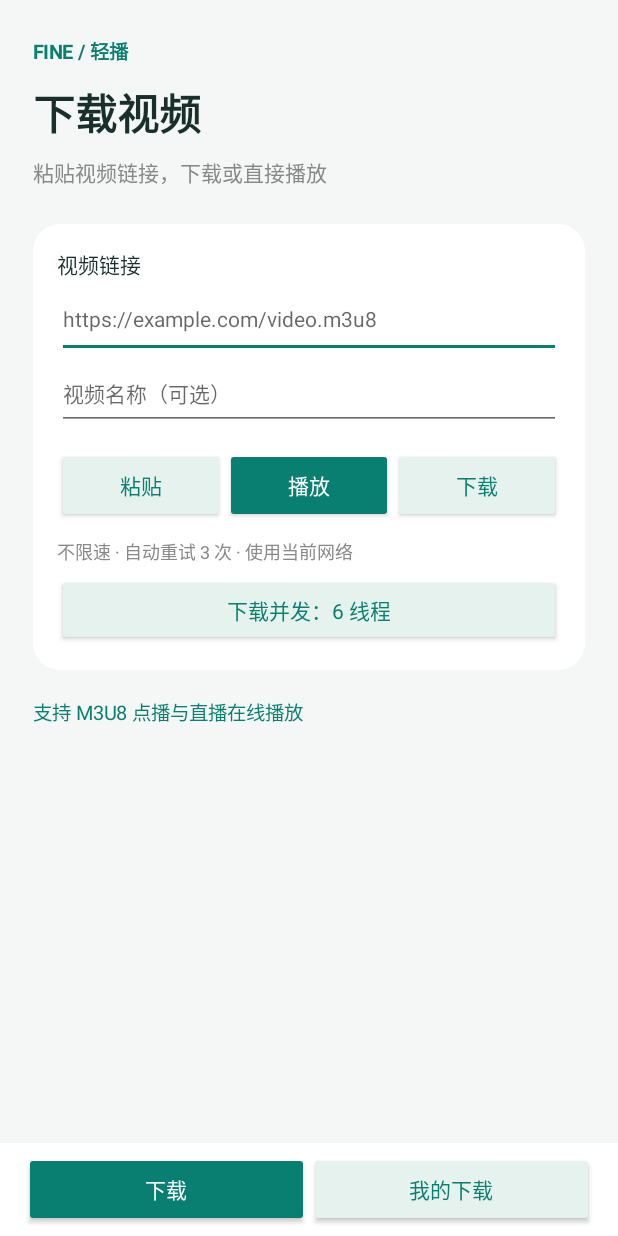
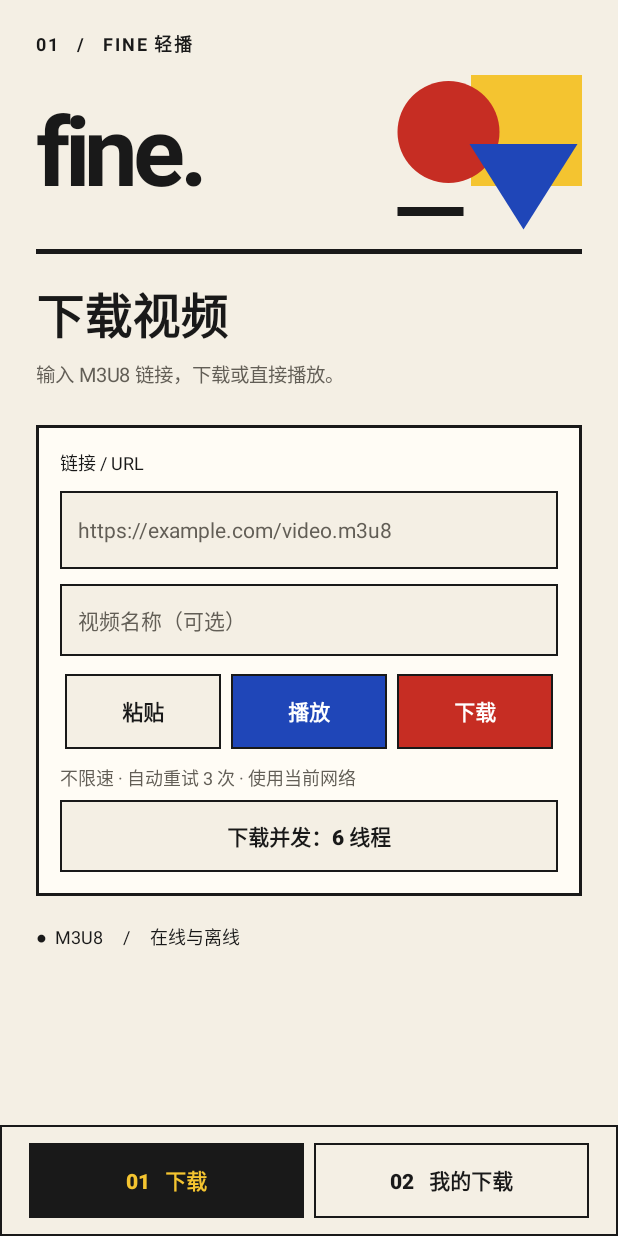
Before and after one commit to AzumiYumei/Fine, an Android app: the screen it shows after launch (MainActivity), on a phone screen of 412 x 824 dp. Run offline under Robolectric (Android 15) with nearby library versions, the phone set to English and light mode, and no system bars.

Commit message:
style: apply Bauhaus visual design across Fine

```diff
--- a/app/build.gradle
+++ b/app/build.gradle
@@ -7,8 +7,8 @@ android {
         applicationId 'com.fine.player'
         minSdk 23
         targetSdk 34
-        versionCode 3
-        versionName '1.2'
+        versionCode 4
+        versionName '1.3'
     }
     buildTypes {
         release {
--- /dev/null
+++ b/app/src/main/java/com/fine/player/Bauhaus.java
@@ -0,0 +1,89 @@
+package com.fine.player;
+
+import android.content.Context;
+import android.content.res.ColorStateList;
+import android.graphics.*;
+import android.graphics.drawable.GradientDrawable;
+import android.graphics.drawable.RippleDrawable;
+import android.view.View;
+import android.widget.*;
+
+/** Small native drawing primitives; no image assets or additional UI libraries. */
+final class Bauhaus {
+    static final int PAPER = Color.rgb(244, 239, 228);
+    static final int INK = Color.rgb(25, 25, 25);
+    static final int BLUE = Color.rgb(31, 70, 184);
+    static final int RED = Color.rgb(198, 45, 35);
+    static final int YELLOW = Color.rgb(244, 196, 48);
+    static final int MUTED = Color.rgb(98, 94, 86);
+    static int dp(Context context, int value) { return Math.round(value * context.getResources().getDisplayMetrics().density); }
+    static GradientDrawable panel(Context context, int fill, int stroke) {
+        GradientDrawable background = new GradientDrawable();
+        background.setColor(fill);
+        if (stroke > 0) background.setStroke(dp(context, stroke), INK);
+        return background;
+    }
+    static void button(Button button, int fill, int foreground) {
+        Context context = button.getContext();
+        button.setAllCaps(false);
+        button.setTextSize(14);
+        button.setTypeface(Typeface.create("sans-serif-medium", Typeface.BOLD));
+        button.setTextColor(new ColorStateList(new int[][]{new int[]{-android.R.attr.state_enabled}, new int[]{}}, new int[]{MUTED, foreground}));
+        button.setBackgroundTintList(null);
+        button.setBackground(new RippleDrawable(ColorStateList.valueOf(0x33777777), panel(context, fill, 1), null));
+        button.setStateListAnimator(null);
+        button.setElevation(0);
+        button.setMinWidth(0);
+        button.setMinimumWidth(0);
+        button.setPadding(dp(context, 4), 0, dp(context, 4), 0);
+    }
+    static void input(EditText input) {
+        input.setTextColor(INK); input.setHintTextColor(MUTED);
+        input.setBackgroundTintList(null);
+        input.setBackground(panel(input.getContext(), PAPER, 1));
+        input.setPadding(dp(input.getContext(), 12), 0, dp(input.getContext(), 12), 0);
+    }
+    static TextView text(Context context, String value, int size, int color, boolean bold) {
+        TextView text = new TextView(context);
+        text.setText(value); text.setTextSize(size); text.setTextColor(color);
+        text.setTypeface(Typeface.create("sans-serif", bold ? Typeface.BOLD : Typeface.NORMAL));
+        return text;
+    }
+    static LinearLayout header(Context context, String number, String heading, String description) {
+        LinearLayout column = new LinearLayout(context); column.setOrientation(LinearLayout.VERTICAL);
+        TextView index = text(context, number + "   /   FINE 轻播", 12, INK, true);
+        index.setLetterSpacing(.1f);
+        column.addView(index);
+        LinearLayout brand = new LinearLayout(context); brand.setGravity(android.view.Gravity.CENTER_VERTICAL);
+        TextView wordmark = text(context, "fine.", 64, INK, true);
+        wordmark.setLetterSpacing(-.055f); wordmark.setIncludeFontPadding(false);
+        brand.addView(wordmark, new LinearLayout.LayoutParams(0, -2, 1));
+        brand.addView(new Geometry(context), new LinearLayout.LayoutParams(dp(context, 128), dp(context, 104)));
+        LinearLayout.LayoutParams brandSize = new LinearLayout.LayoutParams(-1, -2); brandSize.topMargin = dp(context, 12);
+        column.addView(brand, brandSize);
+        View rule = new View(context); rule.setBackgroundColor(INK);
+        LinearLayout.LayoutParams lineSize = new LinearLayout.LayoutParams(-1, dp(context, 3)); lineSize.topMargin = dp(context, 12);
+        column.addView(rule, lineSize);
+        TextView title = text(context, heading, 32, INK, true);
+        LinearLayout.LayoutParams titleSize = new LinearLayout.LayoutParams(-1, -2); titleSize.topMargin = dp(context, 16);
+        column.addView(title, titleSize);
+        TextView subtitle = text(context, description, 13, MUTED, false);
+        LinearLayout.LayoutParams subSize = new LinearLayout.LayoutParams(-1, -2); subSize.topMargin = dp(context, 6);
+        column.addView(subtitle, subSize);
+        return column;
+    }
+    private static final class Geometry extends View {
+        private final Paint paint = new Paint(Paint.ANTI_ALIAS_FLAG);
+        private final Path triangle = new Path();
+        Geometry(Context context) { super(context); setImportantForAccessibility(IMPORTANT_FOR_ACCESSIBILITY_NO); }
+        @Override protected void onDraw(Canvas canvas) {
+            super.onDraw(canvas);
+            canvas.save(); canvas.scale(getWidth() / 128f, getHeight() / 104f);
+            paint.setColor(YELLOW); canvas.drawRect(54, 0, 128, 74, paint);
+            paint.setColor(RED); canvas.drawCircle(39, 38, 34, paint);
+            paint.setColor(BLUE); triangle.reset(); triangle.moveTo(53, 46); triangle.lineTo(125, 46); triangle.lineTo(89, 103); triangle.close(); canvas.drawPath(triangle, paint);
+            paint.setColor(INK); canvas.drawRect(5, 88, 49, 94, paint);
+            canvas.restore();
+        }
+    }
+}
--- a/app/src/main/java/com/fine/player/MainActivity.java
+++ b/app/src/main/java/com/fine/player/MainActivity.java
@@ -26,7 +26,7 @@ import java.util.*;
 @androidx.media3.common.util.UnstableApi
 public final class MainActivity extends Activity {
     private final Handler handler = new Handler(Looper.getMainLooper());
-    private final int ink = Color.rgb(25, 47, 44), green = Color.rgb(8, 127, 112);
+    private final int ink = Bauhaus.INK, green = Bauhaus.BLUE;
     private FineApp app;
     private EditText url, title;
     private TextView status, empty;
@@ -61,6 +61,7 @@ public final class MainActivity extends Activity {
 
     private void buildUi() {
         LinearLayout shell = column();
+        shell.setBackgroundColor(Bauhaus.PAPER);
         FrameLayout pages = new FrameLayout(this);
         shell.addView(pages, new LinearLayout.LayoutParams(-1, 0, 1));
         downloadPage = new ScrollView(this);
@@ -72,52 +73,54 @@ public final class MainActivity extends Activity {
         pages.addView(downloadPage, new FrameLayout.LayoutParams(-1, -1));
         pages.addView(libraryPage, new FrameLayout.LayoutParams(-1, -1));
         LinearLayout tabs = row();
-        tabs.setPadding(dp(16), dp(6), dp(16), dp(6));
-        tabs.setBackgroundColor(Color.WHITE);
-        downloadTab = button("下载", true, v -> showPage(0));
+        tabs.setPadding(dp(16), dp(12), dp(16), dp(12));
+        tabs.setBackground(Bauhaus.panel(this, Bauhaus.PAPER, 1));
+        downloadTab = button("01   下载", true, v -> showPage(0));
         downloadTab.setId(R.id.download_tab);
-        libraryTab = button("我的下载", false, v -> showPage(1));
+        libraryTab = button("02   我的下载", false, v -> showPage(1));
         libraryTab.setId(R.id.library_tab);
         tabs.addView(downloadTab, weighted());
         tabs.addView(libraryTab, weighted());
         shell.addView(tabs);
         setContentView(shell);
         LinearLayout root = column();
-        root.setPadding(dp(22), dp(24), dp(22), dp(24));
+        root.setPadding(dp(24), dp(20), dp(24), dp(20));
         downloadPage.addView(root);
-        TextView brand = text("FINE / 轻播", 13, green);
-        brand.setTypeface(null, Typeface.BOLD);
-        root.addView(brand);
-        TextView heading = text("下载视频", 28, ink);
-        heading.setTypeface(null, Typeface.BOLD);
-        add(root, heading, 10);
-        add(root, text("粘贴视频链接，下载或直接播放", 14, Color.GRAY), 8);
+        root.addView(Bauhaus.header(this, "01", "下载视频", "输入 M3U8 链接，下载或直接播放。"));
 
         LinearLayout input = card();
         add(root, input, 24);
-        input.addView(text("视频链接", 14, ink));
+        input.addView(text("链接 / URL", 12, ink));
         url = new EditText(this);
         url.setId(R.id.video_url);
         url.setHint("https://example.com/video.m3u8");
         url.setTextSize(14);
         url.setInputType(InputType.TYPE_CLASS_TEXT | InputType.TYPE_TEXT_VARIATION_URI);
         url.setSingleLine(true);
-        input.addView(url, new LinearLayout.LayoutParams(-1, dp(52)));
+        Bauhaus.input(url);
+        LinearLayout.LayoutParams urlSize = new LinearLayout.LayoutParams(-1, dp(52));
+        urlSize.topMargin = dp(10);
+        input.addView(url, urlSize);
         title = new EditText(this);
         title.setId(R.id.video_title);
         title.setHint("视频名称（可选）");
         title.setTextSize(14);
         title.setSingleLine(true);
-        input.addView(title, new LinearLayout.LayoutParams(-1, dp(48)));
+        Bauhaus.input(title);
+        LinearLayout.LayoutParams titleSize = new LinearLayout.LayoutParams(-1, dp(48));
+        titleSize.topMargin = dp(10);
+        input.addView(title, titleSize);
         LinearLayout actions = row();
         actions.addView(button("粘贴", false, v -> paste()), weighted());
         Button play = button("播放", true, v -> playInput());
         play.setId(R.id.play_online);
+        Bauhaus.button(play, Bauhaus.BLUE, Color.WHITE);
         actions.addView(play, weighted());
         downloadButton = button("下载", false, v -> download());
+        Bauhaus.button(downloadButton, Bauhaus.RED, Color.WHITE);
         actions.addView(downloadButton, weighted());
         add(input, actions, 12);
-        add(input, text("不限速 · 自动重试 3 次 · 使用当前网络", 12, Color.GRAY), 10);
+        add(input, text("不限速 · 自动重试 3 次 · 使用当前网络", 12, Bauhaus.MUTED), 10);
         Button concurrency = button("下载并发：" + app.parallelism() + " 线程", false, null);
         concurrency.setOnClickListener(v -> {
             int[] values = {2, 4, 6, 8};
@@ -128,20 +131,18 @@ public final class MainActivity extends Activity {
         });
         add(input, concurrency, 6);
 
-        status = text("支持 M3U8 点播与直播在线播放", 13, green);
+        status = text("●  M3U8     /     在线与离线", 12, ink);
         add(root, status, 18);
         LinearLayout library = column();
-        library.setPadding(dp(22), dp(24), dp(22), dp(24));
+        library.setPadding(dp(24), dp(20), dp(24), dp(20));
         libraryPage.addView(library);
-        library.addView(text("FINE / 视频库", 13, green));
-        TextView downloads = text("我的下载", 22, ink);
-        downloads.setTypeface(null, Typeface.BOLD);
-        add(library, downloads, 12);
-        add(library, text("管理下载进度，或打开已保存的视频", 13, Color.GRAY), 8);
+        library.addView(Bauhaus.header(this, "02", "我的下载", "管理下载进度，离线播放已保存的视频。"));
         list = column();
         add(library, list, 20);
-        empty = text("还没有下载\n添加一个视频，把喜欢的内容留在本地。", 14, Color.GRAY);
-        empty.setPadding(dp(16), dp(24), dp(16), dp(24));
+        empty = text("还没有下载\n添加一个视频，把喜欢的内容留在本地。", 14, Bauhaus.MUTED);
+        empty.setPadding(dp(20), dp(32), dp(20), dp(32));
+        empty.setBackground(Bauhaus.panel(this, Bauhaus.YELLOW, 1));
+        empty.setTextColor(ink);
         list.addView(empty);
     }
 
@@ -170,10 +171,8 @@ public final class MainActivity extends Activity {
         libraryPage.setVisibility(page == 1 ? View.VISIBLE : View.GONE);
         downloadTab.setSelected(page == 0);
         libraryTab.setSelected(page == 1);
-        downloadTab.setTextColor(page == 0 ? Color.WHITE : green);
-        libraryTab.setTextColor(page == 1 ? Color.WHITE : green);
-        downloadTab.setBackgroundTintList(android.content.res.ColorStateList.valueOf(page == 0 ? green : Color.rgb(230,242,237)));
-        libraryTab.setBackgroundTintList(android.content.res.ColorStateList.valueOf(page == 1 ? green : Color.rgb(230,242,237)));
+        Bauhaus.button(downloadTab, page == 0 ? ink : Bauhaus.PAPER, page == 0 ? Bauhaus.YELLOW : ink);
+        Bauhaus.button(libraryTab, page == 1 ? ink : Bauhaus.PAPER, page == 1 ? Bauhaus.YELLOW : ink);
         handler.removeCallbacks(refresh);
         if (visible && page == 1) handler.post(refresh);
         android.view.inputmethod.InputMethodManager keyboard = (android.view.inputmethod.InputMethodManager) getSystemService(INPUT_METHOD_SERVICE);
@@ -264,16 +263,27 @@ public final class MainActivity extends Activity {
         rowStatus.clear(); rowProgress.clear();
         list.removeAllViews();
         if (entries.isEmpty()) { list.addView(empty); return; }
+        int rowNumber = 0;
         for (Download d : entries) {
             LinearLayout card = card();
-            add(list, card, 8);
+            add(list, card, 12);
+            TextView number = text(String.format(Locale.ROOT, "%02d / VIDEO", ++rowNumber), 11, ink);
+            number.setTypeface(android.graphics.Typeface.MONOSPACE, Typeface.BOLD);
+            number.setBackgroundColor(d.state == Download.STATE_FAILED ? Bauhaus.RED : Bauhaus.YELLOW);
+            number.setTextColor(d.state == Download.STATE_FAILED ? Color.WHITE : ink);
+            number.setPadding(dp(8), dp(5), dp(8), dp(5));
+            card.addView(number, new LinearLayout.LayoutParams(-2, -2));
             String name = new String(d.request.data, StandardCharsets.UTF_8);
-            card.addView(text(name.isEmpty() ? "视频" : name, 17, ink));
+            TextView nameView = text(name.isEmpty() ? "视频" : name, 20, ink);
+            nameView.setTypeface(null, Typeface.BOLD);
+            add(card, nameView, 12);
             TextView detail = text("", 13, green);
             rowStatus.put(d.request.id, detail);
             add(card, detail, 6);
             ProgressBar progress = new ProgressBar(this, null, android.R.attr.progressBarStyleHorizontal);
             progress.setMax(100);
+            progress.setProgressTintList(android.content.res.ColorStateList.valueOf(Bauhaus.BLUE));
+            progress.setProgressBackgroundTintList(android.content.res.ColorStateList.valueOf(Bauhaus.PAPER));
             rowProgress.put(d.request.id, progress);
             progress.setProgress(d.state == Download.STATE_COMPLETED ? 100 : Math.max(0, (int) d.getPercentDownloaded()));
             progress.setIndeterminate(d.state == Download.STATE_DOWNLOADING && d.getPercentDownloaded() < 0);
@@ -340,18 +350,20 @@ public final class MainActivity extends Activity {
     private LinearLayout row() { LinearLayout v = new LinearLayout(this); v.setOrientation(LinearLayout.HORIZONTAL); return v; }
     private LinearLayout card() {
         LinearLayout v = column(); v.setPadding(dp(16), dp(16), dp(16), dp(16));
-        GradientDrawable bg = new GradientDrawable(); bg.setColor(Color.WHITE); bg.setCornerRadius(dp(18)); v.setBackground(bg); return v;
+        v.setBackground(Bauhaus.panel(this, Color.rgb(255, 252, 245), 2)); return v;
     }
     private TextView text(String value, int size, int color) {
         TextView v = new TextView(this); v.setText(value); v.setTextSize(size); v.setTextColor(color); return v;
     }
     private Button button(String label, boolean primary, View.OnClickListener click) {
-        Button b = new Button(this); b.setText(label); b.setTextSize(14); b.setAllCaps(false);
-        b.setTextColor(primary ? Color.WHITE : green);
-        b.setBackgroundTintList(android.content.res.ColorStateList.valueOf(primary ? green : Color.rgb(230, 242, 237)));
+        Button b = new Button(this); b.setText(label);
+        Bauhaus.button(b, primary ? Bauhaus.BLUE : Bauhaus.PAPER, primary ? Color.WHITE : ("删除".equals(label) ? Bauhaus.RED : ink));
         b.setOnClickListener(click); return b;
     }
-    private LinearLayout.LayoutParams weighted() { return new LinearLayout.LayoutParams(0, dp(50), 1); }
+    private LinearLayout.LayoutParams weighted() {
+        LinearLayout.LayoutParams size = new LinearLayout.LayoutParams(0, dp(50), 1);
+        size.setMargins(dp(3), 0, dp(3), 0); return size;
+    }
     private void add(LinearLayout parent, View child, int margin) {
         LinearLayout.LayoutParams p = new LinearLayout.LayoutParams(-1, -2); p.topMargin = dp(margin); parent.addView(child, p);
     }
--- a/app/src/main/java/com/fine/player/PlayerActivity.java
+++ b/app/src/main/java/com/fine/player/PlayerActivity.java
@@ -59,17 +59,23 @@ public final class PlayerActivity extends Activity {
         header = new LinearLayout(this);
         header.setId(R.id.player_header);
         header.setGravity(android.view.Gravity.CENTER_VERTICAL);
+        header.setBackgroundColor(Bauhaus.PAPER);
+        header.setPadding(dp(8), dp(8), dp(8), dp(8));
         Button back = new Button(this);
+        Bauhaus.button(back, Bauhaus.PAPER, Bauhaus.INK);
         back.setText("返回"); back.setContentDescription("返回上一页");
         back.setOnClickListener(v -> finish());
         header.addView(back, new LinearLayout.LayoutParams(dp(76), dp(56)));
         TextView title = new TextView(this);
         String name = getIntent().getStringExtra("title");
         title.setText(name == null || name.isEmpty() ? "视频播放" : name);
-        title.setTextColor(Color.WHITE); title.setTextSize(18); title.setMaxLines(1);
+        title.setTextColor(Bauhaus.INK); title.setTextSize(18);
+        title.setTypeface(null, android.graphics.Typeface.BOLD);
+        title.setPadding(dp(12), 0, dp(12), 0); title.setMaxLines(1);
         title.setEllipsize(android.text.TextUtils.TruncateAt.END);
         header.addView(title, new LinearLayout.LayoutParams(0, -2, 1));
         Button expand = new Button(this);
+        Bauhaus.button(expand, Bauhaus.YELLOW, Bauhaus.INK);
         expand.setId(R.id.fullscreen_toggle); expand.setText("全屏");
         expand.setOnClickListener(v -> setFullscreen(true, true));
         header.addView(expand, new LinearLayout.LayoutParams(dp(76), dp(56)));
@@ -78,15 +84,16 @@ public final class PlayerActivity extends Activity {
         video.setId(R.id.player_view);
         video.setShowBuffering(PlayerView.SHOW_BUFFERING_WHEN_PLAYING);
         videoFullscreen = new Button(this);
+        Bauhaus.button(videoFullscreen, Bauhaus.YELLOW, Bauhaus.INK);
         videoFullscreen.setText("全屏");
         videoFullscreen.setOnClickListener(v -> setFullscreen(!fullscreen, true));
-        FrameLayout.LayoutParams toggle = new FrameLayout.LayoutParams(dp(100), dp(48), android.view.Gravity.TOP | android.view.Gravity.RIGHT);
+        FrameLayout.LayoutParams toggle = new FrameLayout.LayoutParams(dp(100), dp(48), android.view.Gravity.TOP | android.view.Gravity.END);
         toggle.setMargins(dp(12), dp(12), dp(12), dp(12));
         video.addView(videoFullscreen, toggle);
         video.setControllerVisibilityListener((PlayerView.ControllerVisibilityListener) visibility -> videoFullscreen.setVisibility(fullscreen ? visibility : View.GONE));
         root.addView(video, new LinearLayout.LayoutParams(-1, 0, 1));
         status = new TextView(this);
-        status.setTextColor(Color.LTGRAY); status.setPadding(dp(20), dp(12), dp(20), dp(16));
+        status.setTextColor(Bauhaus.PAPER); status.setPadding(dp(20), dp(12), dp(20), dp(16));
         status.setText(download != null ? "离线播放" : "在线播放");
         root.addView(status);
         setContentView(root);
--- a/app/src/main/res/drawable/ic_fine.xml
+++ b/app/src/main/res/drawable/ic_fine.xml
@@ -1,4 +1,7 @@
 <vector xmlns:android="http://schemas.android.com/apk/res/android" android:width="48dp" android:height="48dp" android:viewportWidth="48" android:viewportHeight="48">
-    <path android:fillColor="#087F70" android:pathData="M0,0h48v48h-48z" />
-    <path android:fillColor="#FFFFFF" android:pathData="M18,12L36,24L18,36z" />
+    <path android:fillColor="#F4EFE4" android:pathData="M0,0h48v48h-48z" />
+    <path android:fillColor="#F4C430" android:pathData="M23,5h20v20h-20z" />
+    <path android:fillColor="#C62D23" android:pathData="M6,17a11,11 0,1 0,22 0a11,11 0,1 0,-22 0" />
+    <path android:fillColor="#1F46B8" android:pathData="M23,22L43,22L33,43z" />
+    <path android:fillColor="#191919" android:pathData="M6,36h13v4h-13z" />
 </vector>
--- a/app/src/main/res/values-v27/styles.xml
+++ b/app/src/main/res/values-v27/styles.xml
@@ -1,6 +1,6 @@
 <resources>
     <style name="AppTheme" parent="BaseTheme">
-        <item name="android:navigationBarColor">#F4F7F5</item>
+        <item name="android:navigationBarColor">#F4EFE4</item>
         <item name="android:windowLightNavigationBar">true</item>
     </style>
 </resources>
--- a/app/src/main/res/values/styles.xml
+++ b/app/src/main/res/values/styles.xml
@@ -2,12 +2,15 @@
     <style name="AppTheme" parent="BaseTheme" />
     <style name="BaseTheme" parent="android:style/Theme.Material.Light.NoActionBar">
         <item name="android:fontFamily">sans</item>
-        <item name="android:colorAccent">#087F70</item>
+        <item name="android:colorAccent">#1F46B8</item>
+        <item name="android:colorBackground">#F4EFE4</item>
+        <item name="android:textColorPrimary">#191919</item>
+        <item name="android:textColorSecondary">#625E56</item>
         <item name="android:windowLightStatusBar">true</item>
-        <item name="android:statusBarColor">#F4F7F5</item>
-        <item name="android:navigationBarColor">#192F2C</item>
+        <item name="android:statusBarColor">#F4EFE4</item>
+        <item name="android:navigationBarColor">#191919</item>
         <item name="android:windowActionModeOverlay">true</item>
-        <item name="android:windowBackground">#F4F7F5</item>
+        <item name="android:windowBackground">#F4EFE4</item>
     </style>
     <string name="download_channel">视频下载</string>
     <string name="playback_error">播放失败：%1$s\n请检查链接、网络或视频编码是否受设备支持。</string>
```
Also changed, not shown: 2 other files.
